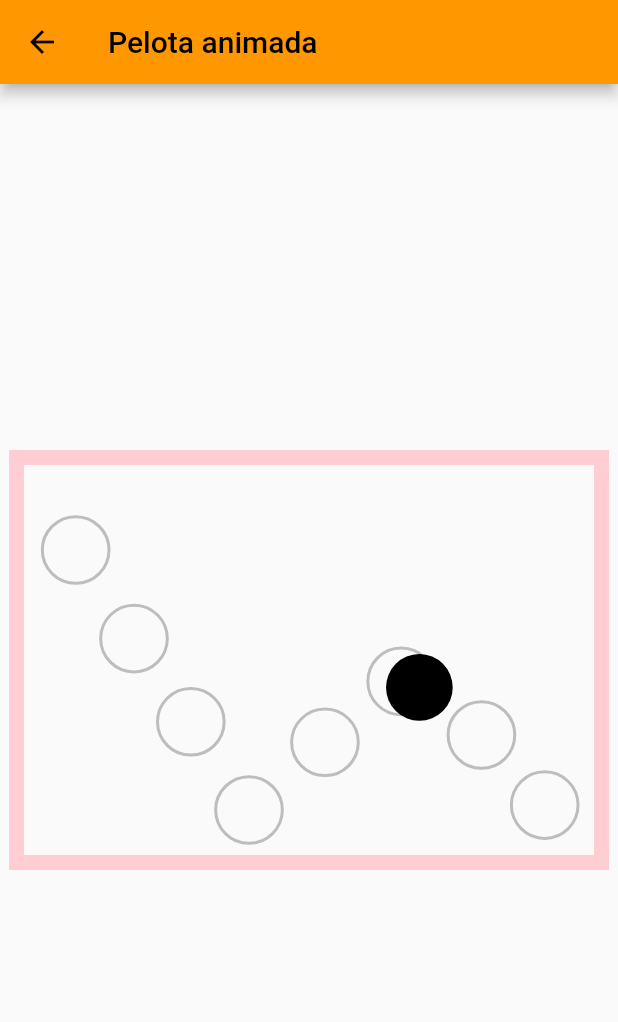
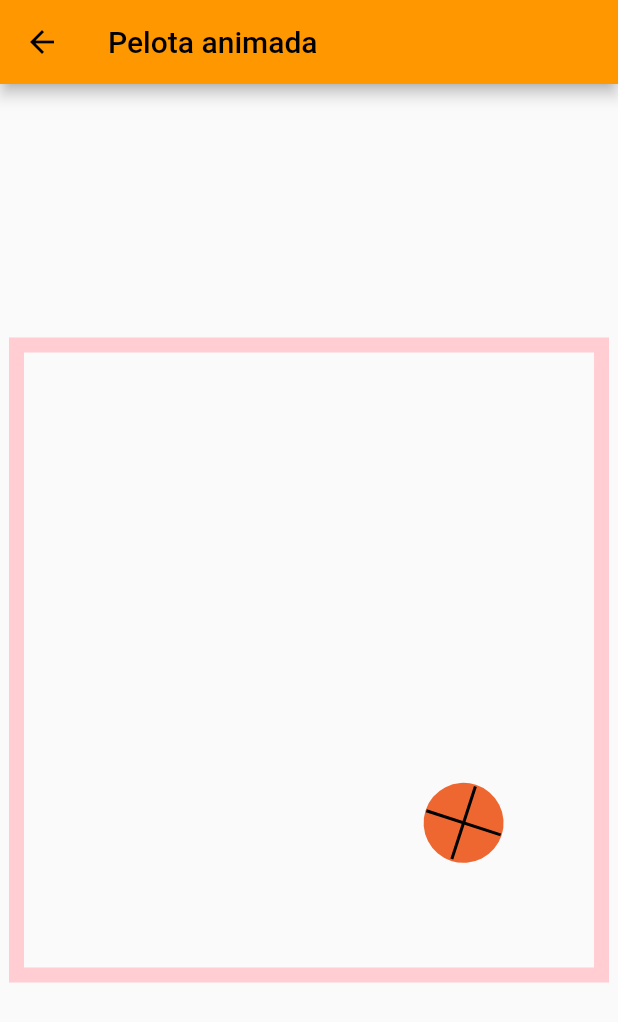
Before and after one commit to somosaleteo/aleteo_car, a Flutter app: the AnimatedBallPage screen opened directly, on a phone screen of 412 x 824 dp. Shown: the top 1022 px of the screen. Run offline on Flutter 3.47's test engine with Material 2 defaults, Android fonts, the phone set to English and light mode, and no system bars.

Commit message:
changed bouncing ball, original city

```diff
--- a/lib/ui/pages/animated_ball_page.dart
+++ b/lib/ui/pages/animated_ball_page.dart
@@ -1,6 +1,5 @@
 import 'package:flutter/material.dart';
 
-import '../widgets/ball/animated_ball_keyframes.widget.dart';
 import '../widgets/ball/animated_ball_widget.dart';
 
 class AnimatedBallPage extends StatelessWidget {
@@ -13,7 +12,7 @@ class AnimatedBallPage extends StatelessWidget {
         title: const Text('Pelota animada'),
       ),
       body: const Stack(children: [
-        AnimatedBallKeyframesWidget(),
+        // AnimatedBallKeyframesWidget(),
         AnimatedBall(),
       ]),
     );
--- a/lib/ui/widgets/ball/animated_ball_widget.dart
+++ b/lib/ui/widgets/ball/animated_ball_widget.dart
@@ -1,4 +1,5 @@
 import 'package:flutter/material.dart';
+import 'dart:math' as math;
 
 class AnimatedBall extends StatefulWidget {
   const AnimatedBall({super.key});
@@ -8,62 +9,84 @@ class AnimatedBall extends StatefulWidget {
 }
 
 class _AnimatedBallState extends State<AnimatedBall>
-    with SingleTickerProviderStateMixin {
+    with TickerProviderStateMixin {
   late AnimationController animatedController;
   late TweenSequence<Offset> animationBall;
+
+  late AnimationController circleController;
 
   @override
   void initState() {
     super.initState();
 
+    circleController = AnimationController(
+      vsync: this,
+      duration: const Duration(seconds: 1),
+    )..repeat();
+
     animatedController = AnimationController(
       vsync: this,
-      duration: const Duration(seconds: 3),
+      duration: const Duration(seconds: 2),
     )..repeat();
 
     animationBall = TweenSequence<Offset>([
+      //First fall
+      TweenSequenceItem(
+        tween: Tween(
+          begin: const Offset(-0.4, -0.5),
+          end: const Offset(-0.28, 0.4),
+        ),
+        weight: 1.5,
+      ),
+      //First upwards bounce
       TweenSequenceItem(
           tween: Tween(
-            begin: Offset.zero,
-            end: const Offset(0.1, 0.25),
+            begin: const Offset(-0.28, 0.4),
+            end: const Offset(-0.2, 0),
           ),
-          weight: 2.5),
+          weight: 0.7),
+      // Entry first upwards curve
       TweenSequenceItem(
           tween: Tween(
-            begin: const Offset(0.1, 0.25),
-            end: const Offset(0.201, 0.49),
+            begin: const Offset(-0.2, 0),
+            end: const Offset(-0.13, -0.2),
           ),
-          weight: 2.5),
+          weight: 0.65),
+      //Upper upwards curve
       TweenSequenceItem(
           tween: Tween(
-            begin: const Offset(0.201, 0.49),
-            end: const Offset(0.3, 0.75),
+            begin: const Offset(-0.13, -0.2),
+            end: const Offset(-0.05, -0.27),
           ),
-          weight: 2.5),
+          weight: 0.55),
+      //Upper downwards curve
       TweenSequenceItem(
           tween: Tween(
-            begin: const Offset(0.3, 0.75),
-            end: const Offset(0.44, 0.515),
+            begin: const Offset(-0.05, -0.27),
+            end: const Offset(0.03, -0.2),
           ),
-          weight: 3.75),
+          weight: 0.55),
+      // Entry first upwards curve
       TweenSequenceItem(
           tween: Tween(
-            begin: const Offset(0.44, 0.515),
-            end: const Offset(0.55, 0.35),
+            begin: const Offset(0.03, -0.2),
+            end: const Offset(0.1, 0),
           ),
-          weight: 4.25),
+          weight: 0.65),
+      //Second fall to floor
       TweenSequenceItem(
           tween: Tween(
-            begin: const Offset(0.55, 0.35),
-            end: const Offset(0.68, 0.53),
+            begin: const Offset(0.1, 0),
+            end: const Offset(0.2, 0.4),
           ),
-          weight: 5.5),
+          weight: 0.63),
+      //Last updwards bounce
       TweenSequenceItem(
           tween: Tween(
-            begin: const Offset(0.68, 0.53),
-            end: const Offset(0.79, 0.715),
+            begin: const Offset(0.2, 0.4),
+            end: const Offset(0.3, 0.1),
           ),
-          weight: 5.0),
+          weight: 0.7),
     ]);
 
     animatedController.addListener(() {
@@ -73,6 +96,7 @@ class _AnimatedBallState extends State<AnimatedBall>
 
   @override
   void dispose() {
+    circleController.dispose();
     animatedController.dispose();
     super.dispose();
   }
@@ -89,16 +113,33 @@ class _AnimatedBallState extends State<AnimatedBall>
           ),
         ),
         child: Container(
-          padding: const EdgeInsets.fromLTRB(0, 40, 0, 0),
+          margin: const EdgeInsets.fromLTRB(0, 40, 0, 0),
           width: 400,
-          height: 280,
+          height: 390,
           child: SlideTransition(
             position: animatedController.drive(animationBall),
-            child: CustomPaint(
-              painter: _AnimatedBallPainter(),
+            child: RotatingCircleTry(
+              controller: circleController,
             ),
           ),
         ),
+      ),
+    );
+  }
+}
+
+class RotatingCircleTry extends AnimatedWidget {
+  const RotatingCircleTry({super.key, required AnimationController controller})
+      : super(listenable: controller);
+
+  Animation<double> get _progress => listenable as Animation<double>;
+
+  @override
+  Widget build(BuildContext context) {
+    return Transform.rotate(
+      angle: _progress.value * 9 * math.pi,
+      child: CustomPaint(
+        painter: _AnimatedBallPainter(),
       ),
     );
   }
@@ -108,14 +149,31 @@ class _AnimatedBallPainter extends CustomPainter {
   @override
   void paint(Canvas canvas, Size size) {
     final paint = Paint()
-      ..color = Colors.black
+      ..color = const Color(0xFFee6730)
       ..strokeWidth = 2
       ..style = PaintingStyle.fill;
 
     canvas.drawCircle(
-        Offset(size.width / 9, size.height / 9), size.width / 18, paint);
+        Offset(size.width / 2, size.height / 2), size.width / 15, paint);
+
+    final blackPaint = Paint()
+      ..color = Colors.black
+      ..style = PaintingStyle.stroke
+      ..strokeWidth = 2.0;
+
+    final path = Path();
+    path.moveTo(size.width / 2, size.height / 2.3);
+    path.lineTo(size.width / 2, size.height / 1.77);
+
+    canvas.drawPath(path, blackPaint);
+
+    path.reset();
+    path.moveTo(size.width / 2.3, size.height / 2);
+    path.lineTo(size.width / 1.77, size.height / 2);
+
+    canvas.drawPath(path, blackPaint);
   }
 
   @override
-  bool shouldRepaint(covariant CustomPainter oldDelegate) => false;
+  bool shouldRepaint(covariant CustomPainter oldDelegate) => true;
 }
```
